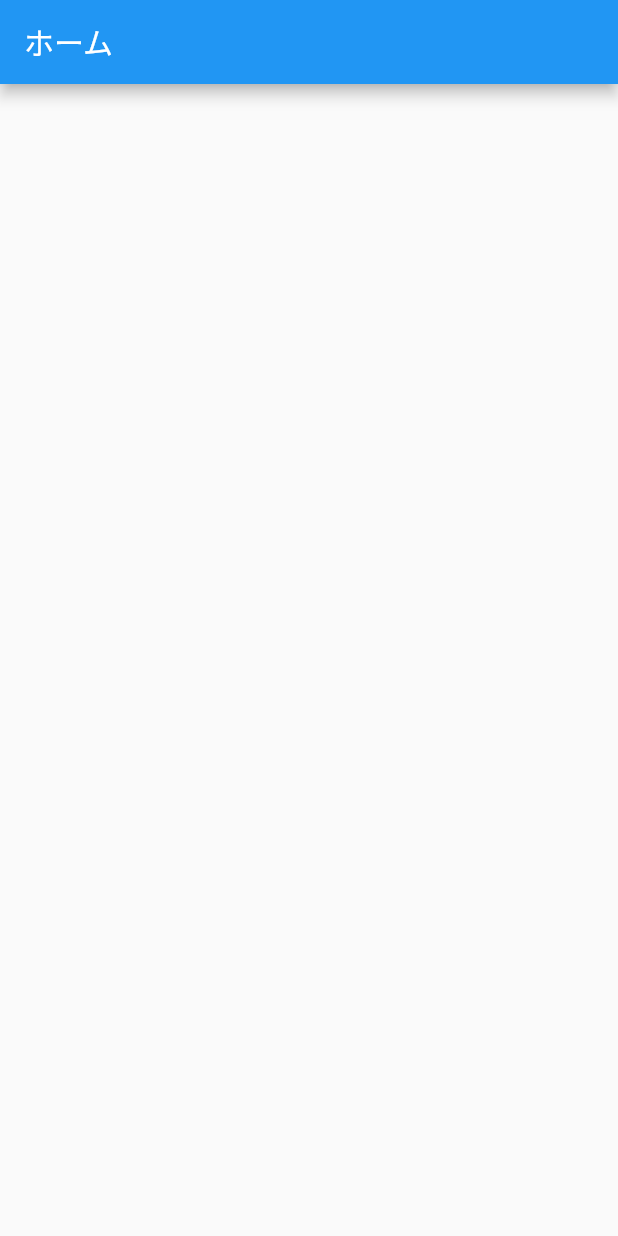
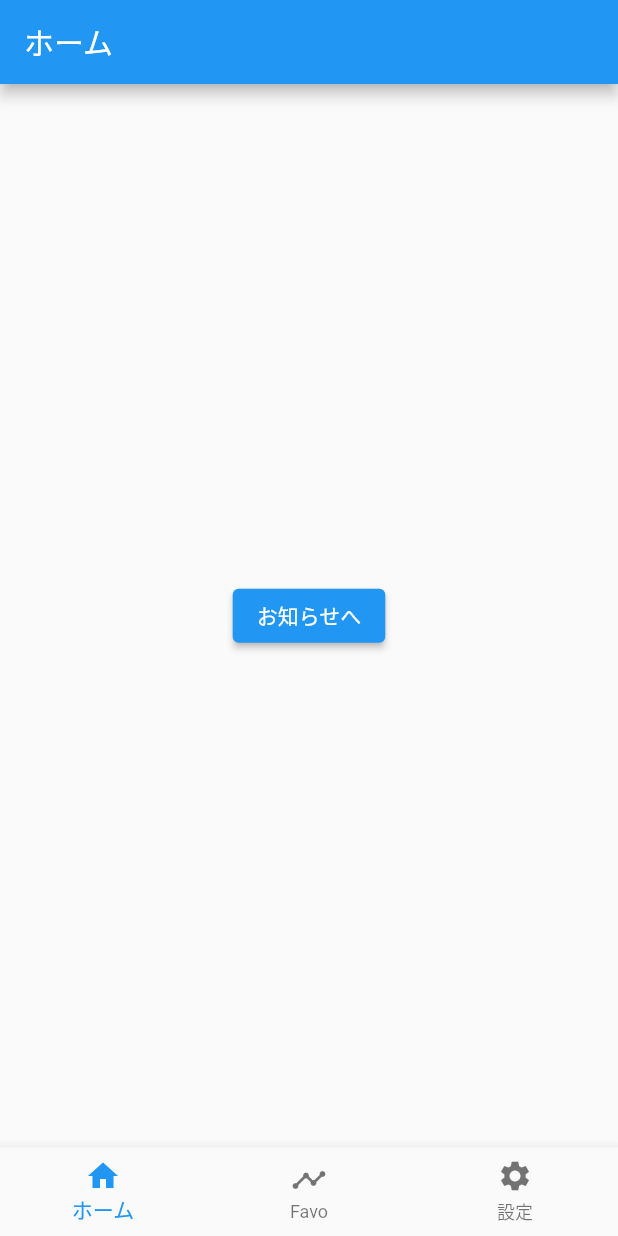
Before and after one commit to mshige1979/flutter_samples, a Flutter app: the screen it shows after launch, after a tap on "ログイン", on a phone screen of 412 x 824 dp. Run offline on Flutter 3.47's test engine with Material 2 defaults, Android fonts, the phone set to English and light mode, and no system bars.

Commit message:
#7 タブを追加

```diff
--- /dev/null
+++ b/07_tabs02/lib/constants.dart
@@ -0,0 +1,5 @@
+enum TabItem {
+  home,
+  timeline,
+  config,
+}
--- a/07_tabs02/lib/main.dart
+++ b/07_tabs02/lib/main.dart
@@ -1,7 +1,8 @@
 import 'package:flutter/material.dart';
-import 'package:tabs02/screens/home.dart';
-import 'package:tabs02/screens/init.dart';
-import 'package:tabs02/screens/login.dart';
+
+import 'screens/init.dart';
+import 'screens/login.dart';
+import 'screens/tabs.dart';
 
 void main() {
   runApp(const MyApp());
@@ -16,6 +17,7 @@ class MyApp extends StatelessWidget {
   @override
   Widget build(BuildContext context) {
     return MaterialApp(
+      debugShowCheckedModeBanner: false,
       title: 'Flutter Demo',
       theme: ThemeData(
         primarySwatch: Colors.blue,
@@ -25,9 +27,8 @@ class MyApp extends StatelessWidget {
       routes: {
         "/": (_) => const InitPage(),
         "/login": (_) => const LoginPage(),
-        "/home": (_) => const HomePage()
+        "/home": (_) => const TabsPage()
       },
-
     );
   }
 }
--- a/07_tabs02/lib/screens/favorite.dart
+++ b/07_tabs02/lib/screens/favorite.dart
@@ -1,4 +1,6 @@
 import 'package:flutter/material.dart';
+
+import 'favorite_detail.dart';
 
 /**
  * お気に入りページ
@@ -22,6 +24,21 @@ class _FavoritePageState extends State<FavoritePage> {
         child: Column(
           mainAxisAlignment: MainAxisAlignment.center,
           children: <Widget>[
+            ElevatedButton(
+              style: OutlinedButton.styleFrom(),
+              onPressed: () {
+                debugPrint("load onPressed");
+                // お気に入り詳細画面へ遷移
+                Navigator.of(context).push<Widget>(
+                  MaterialPageRoute(
+                    builder: (context) {
+                      return FavoriteDetailPage();
+                    },
+                  ),
+                );
+              },
+              child: Text('お気に入り詳細へ'),
+            ),
           ],
         ),
       ),
--- a/07_tabs02/lib/screens/home.dart
+++ b/07_tabs02/lib/screens/home.dart
@@ -1,4 +1,6 @@
 import 'package:flutter/material.dart';
+
+import 'notice.dart';
 
 /**
  * ホームページ
@@ -22,6 +24,22 @@ class _HomePageState extends State<HomePage> {
         child: Column(
           mainAxisAlignment: MainAxisAlignment.center,
           children: <Widget>[
+            ElevatedButton(
+              style: OutlinedButton.styleFrom(),
+              onPressed: () {
+                debugPrint("load onPressed");
+                // お知らせ画面へ遷移
+                Navigator.of(context).push<Widget>(
+                  MaterialPageRoute(
+                    builder: (context) {
+                      return NoticePage();
+                    },
+                  ),
+                );
+
+              },
+              child: Text('お知らせへ'),
+            ),
           ],
         ),
       ),
--- a/07_tabs02/lib/screens/setting.dart
+++ b/07_tabs02/lib/screens/setting.dart
@@ -1,4 +1,5 @@
 import 'package:flutter/material.dart';
+import 'profile.dart';
 
 /**
  * 設定ページ
@@ -22,6 +23,28 @@ class _SettingPageState extends State<SettingPage> {
         child: Column(
           mainAxisAlignment: MainAxisAlignment.center,
           children: <Widget>[
+            ElevatedButton(
+              style: OutlinedButton.styleFrom(),
+              onPressed: () {
+                debugPrint("load onPressed");
+                // お気に入り詳細画面へ遷移
+                Navigator.of(context).push<Widget>(
+                  MaterialPageRoute(
+                    builder: (context) {
+                      return const ProfilePage();
+                    },
+                  ),
+                );
+              },
+              child: Text('プロフィールへ'),
+            ),
+            ElevatedButton(
+              style: OutlinedButton.styleFrom(),
+              onPressed: () {
+                debugPrint("load onPressed");
+              },
+              child: Text('ログアウト'),
+            ),
           ],
         ),
       ),
--- /dev/null
+++ b/07_tabs02/lib/screens/tabs.dart
@@ -0,0 +1,69 @@
+import 'package:flutter/material.dart';
+import 'package:tabs02/screens/favorite.dart';
+import 'package:tabs02/screens/home.dart';
+import 'package:tabs02/screens/setting.dart';
+
+/**
+ * Home画面のタブ
+ */
+class TabsPage extends StatefulWidget {
+  const TabsPage({Key? key}) : super(key: key);
+
+  @override
+  State<TabsPage> createState() => _TabsPageState();
+}
+
+class _TabsPageState extends State<TabsPage> {
+
+  int _currentIndex = 0;
+
+  final tabs = <Widget>[
+    HomePage(),
+    FavoritePage(),
+    SettingPage(),
+  ];
+
+  final items = <BottomNavigationBarItem>[
+    BottomNavigationBarItem(
+      icon: Icon(Icons.home),
+      label: 'ホーム',
+    ),
+    BottomNavigationBarItem(
+      icon: Icon(Icons.timeline),
+      label: "Favo",
+    ),
+    BottomNavigationBarItem(
+      icon: Icon(Icons.settings),
+      label: '設定',
+    ),
+  ];
+
+  @override
+  Widget build(BuildContext context) {
+    return Scaffold(
+        body: Stack(
+          children: <Widget>[
+            IndexedStack(
+              index: _currentIndex,
+              children: tabs,
+            ),
+          ],
+        ),
+      bottomNavigationBar: _buildBttomNavigator(context)
+    );
+  }
+
+  Widget _buildBttomNavigator(BuildContext context) {
+    return BottomNavigationBar(
+      items: items,
+      currentIndex: _currentIndex,
+      onTap: (index) {
+        if (_currentIndex != index) {
+          setState(() {
+            _currentIndex = index;
+          });
+        }
+      },
+    );
+  }
+}
--- a/07_tabs02/pubspec.yaml
+++ b/07_tabs02/pubspec.yaml
@@ -34,6 +34,10 @@ dependencies:
   # The following adds the Cupertino Icons font to your application.
   # Use with the CupertinoIcons class for iOS style icons.
   cupertino_icons: ^1.0.2
+  # toast用
+  fluttertoast: ^8.0.9
+  # ローカルデータ制御用
+  shared_preferences: ^2.0.13
 
 dev_dependencies:
   flutter_test:
```
Also changed, not shown: 07_tabs02/lib/screens/favorite_detail.dart (+13 -4 lines), 07_tabs02/lib/screens/notice.dart (+26 -0 lines), 07_tabs02/lib/screens/notice_detail.dart (+13 -4 lines), 07_tabs02/lib/screens/profile.dart (+9 -0 lines), 07_tabs02/pubspec.lock, 2 other files.
